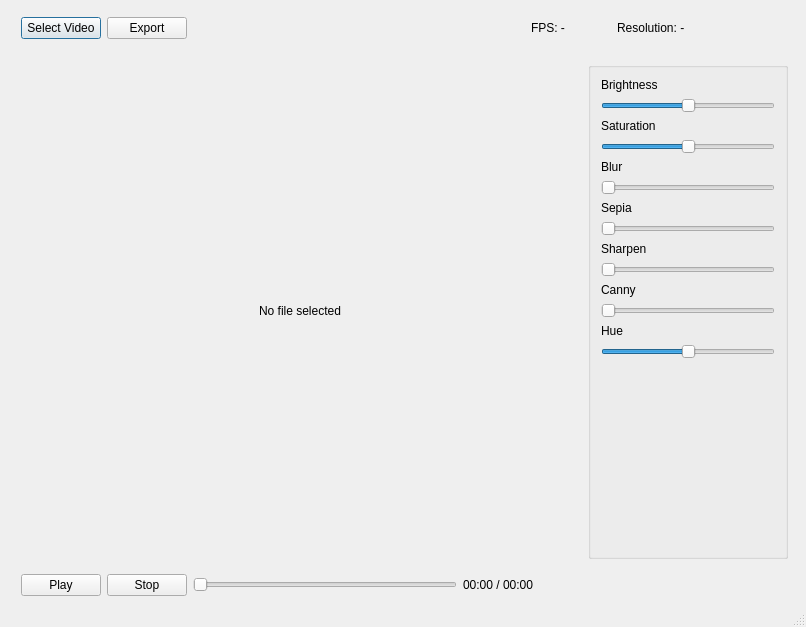
The window that video_editor/app/ui/mainwindow2.ui (fbzyx/challenge) describes before a commit, drawn with Qt 5.
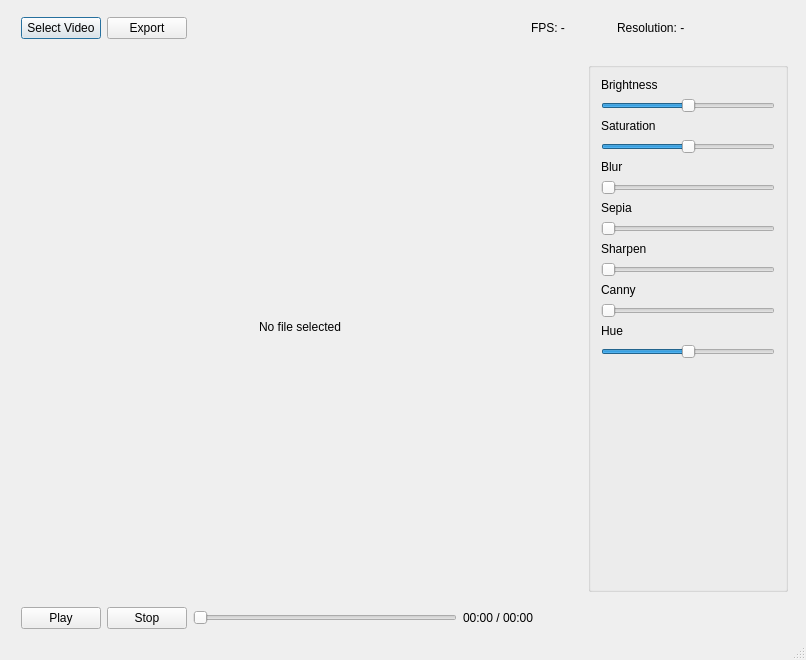
The same window after the commit. Icons and pictures are not drawn.

What changed in the file:
```diff
--- a/video_editor/app/ui/mainwindow2.ui
+++ b/video_editor/app/ui/mainwindow2.ui
@@ -7,7 +7,7 @@
     <x>0</x>
     <y>0</y>
     <width>806</width>
-    <height>627</height>
+    <height>660</height>
    </rect>
   </property>
   <property name="sizePolicy">
```
Left out of the diff: 2 changed lines with no effect on the pictures.
